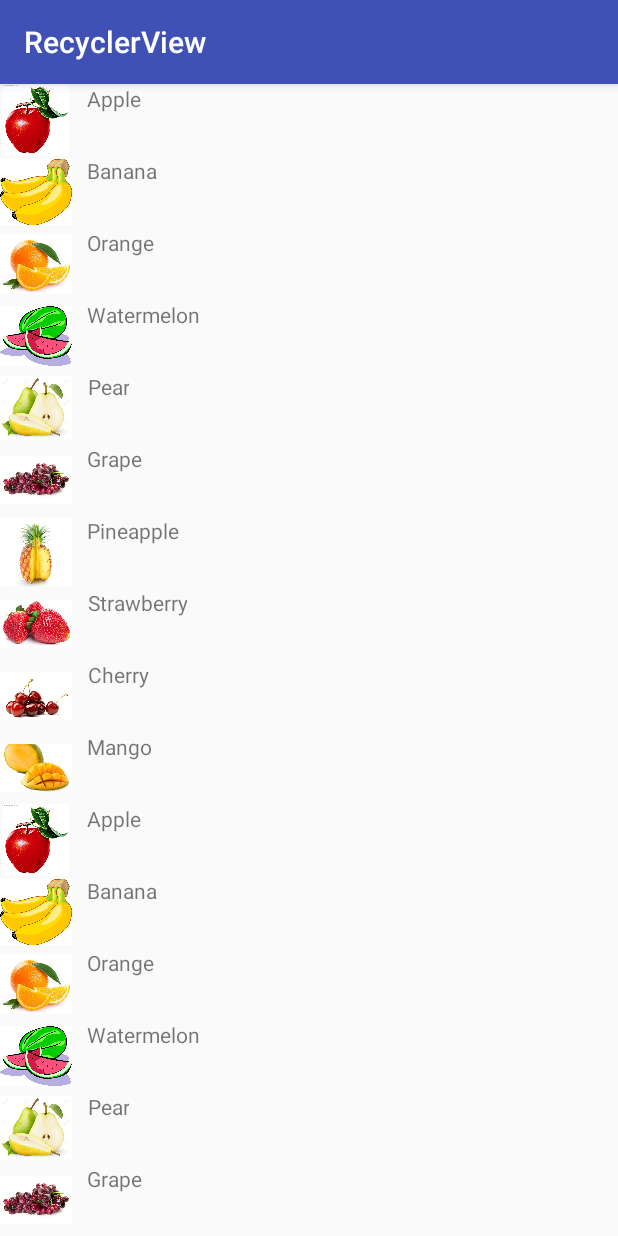
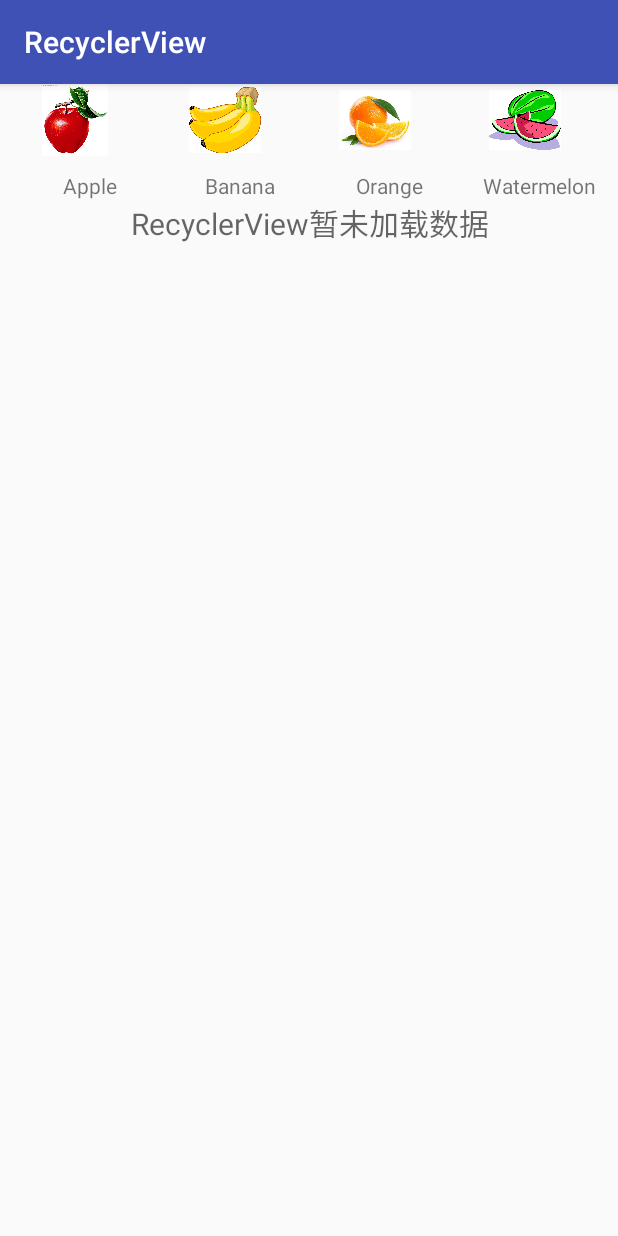
Before and after one commit to LinTeX9527/AndroidWorld, an Android app: the screen it shows after launch (MainActivity), on a phone screen of 412 x 824 dp. Run offline under Robolectric (Android 15) with nearby library versions, the phone set to English and light mode, and no system bars.

Commit message:
RecyclerView 实现横向的瀑布流效果

```diff
--- a/recyclerview/src/main/java/com/lintex9527/androidworld/recyclerview/MainActivity.java
+++ b/recyclerview/src/main/java/com/lintex9527/androidworld/recyclerview/MainActivity.java
@@ -13,6 +13,9 @@ import java.util.List;
  * 注意RecyclerView控件是在 com.android.support:recyclerview-v7中的
  * 需要在当前模块的build.gradle中的dependencies闭包中添加依赖。
  *
+ * ListView 很难或者根本无法实现横向布局，但是 RecyclerView 却很轻松地实现，这是因为 RecyclerView 把
+ * 子项的布局交给了 LayoutManager ，LayoutManager 中指定了一套可扩展的布局排列接口，子类只要按照接口的规范来实现，
+ * 就能定制出各种不同排列方式的布局了。
  */
 public class MainActivity extends AppCompatActivity {
 
@@ -26,6 +29,8 @@ public class MainActivity extends AppCompatActivity {
         initFruits(); // 初始化水果数据
         RecyclerView recyclerView = (RecyclerView) findViewById(R.id.recycler_view);
         LinearLayoutManager layoutManager = new LinearLayoutManager(this);
+//        为了实现瀑布流效果，线性布局设置为水平方向的，但是子布局是垂直方向的
+        layoutManager.setOrientation(LinearLayoutManager.HORIZONTAL);
         recyclerView.setLayoutManager(layoutManager);
         FruitAdapter adapter = new FruitAdapter(mFruitList);
         recyclerView.setAdapter(adapter);
--- a/recyclerview/src/main/res/layout/fruit_item.xml
+++ b/recyclerview/src/main/res/layout/fruit_item.xml
@@ -1,13 +1,16 @@
 <?xml version="1.0" encoding="utf-8"?>
 <LinearLayout xmlns:android="http://schemas.android.com/apk/res/android"
-    android:orientation="horizontal"
-    android:layout_width="match_parent"
+    android:orientation="vertical"
+    android:layout_width="100dp"
     android:layout_height="wrap_content">
+
+    <!--为了实现瀑布流效果，将这里的线性布局改成垂直方向的-->
 
     <ImageView
         android:id="@+id/fruit_image"
         android:layout_width="48dp"
         android:layout_height="48dp"
+        android:layout_gravity="center_horizontal"
         android:contentDescription="@string/fruit_conentdes"
         />
 
@@ -15,6 +18,8 @@
         android:id="@+id/fruit_name"
         android:layout_width="wrap_content"
         android:layout_height="match_parent"
+        android:layout_marginTop="10dp"
+        android:layout_gravity="center_horizontal"
         android:layout_marginStart="10dp"
         android:gravity="center_horizontal"
         />
```
